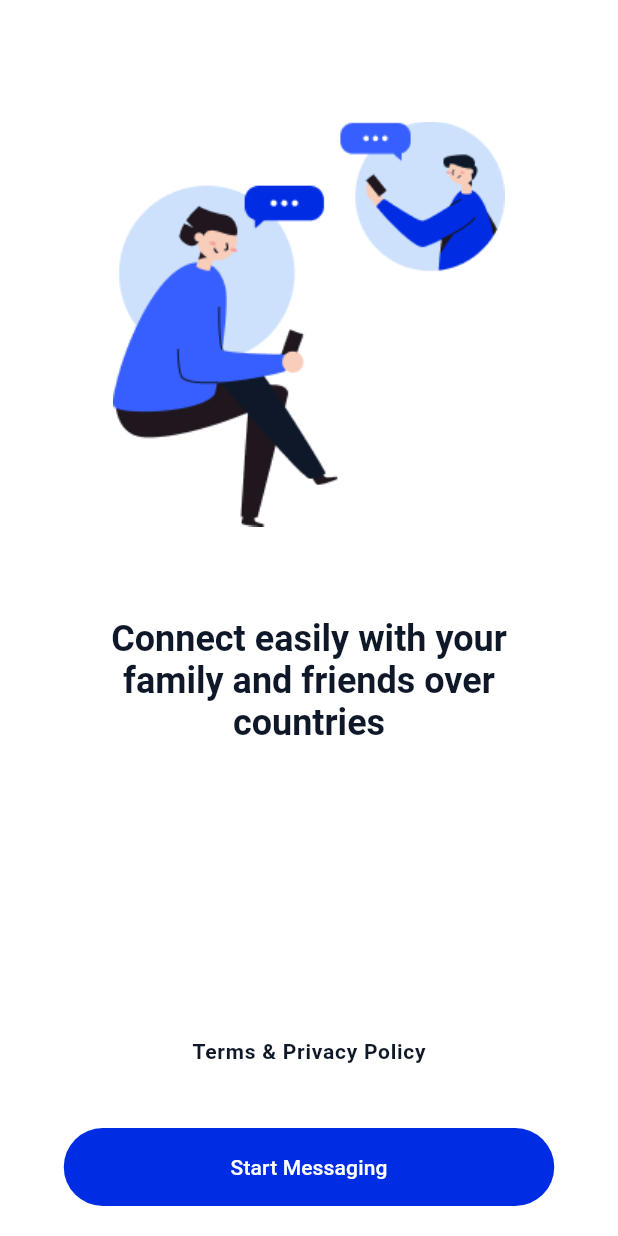
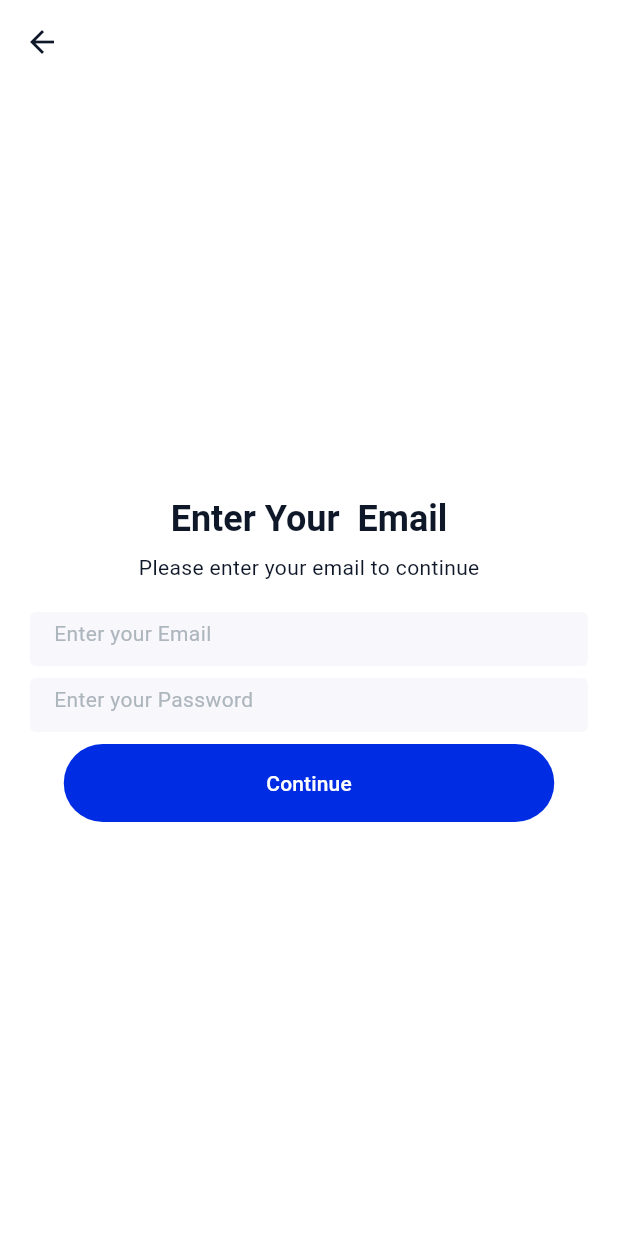
Before and after one commit to rubywai/chat_application_project, a Flutter app: the screen it shows after launch, after a tap on "Start Messaging", on a phone screen of 412 x 824 dp. Run offline on Flutter 3.47's test engine with Material 3 defaults, Android fonts, the phone set to English and light mode, and no system bars.

Commit message:
fix: auth screens done

```diff
--- /dev/null
+++ b/lib/common/const/routes.dart
@@ -0,0 +1,5 @@
+class Routes{
+  static const String signUp = "/signUp";
+  static const String optConfirm = "/otpConfirm";
+  static const String profile = "/profile";
+}
--- a/lib/common/widget/action_button.dart
+++ b/lib/common/widget/action_button.dart
@@ -17,7 +17,7 @@ class ActionButton extends StatelessWidget {
     return FilledButton(
       style: FilledButton.styleFrom(
         backgroundColor: brandColor.brandDefault,
-        foregroundColor: Theme.of(context).colorScheme.surface,
+        foregroundColor: brandColor.buttonText,
         minimumSize: const Size(327, 52),
         shape: const RoundedRectangleBorder(
           borderRadius: BorderRadius.all(Radius.circular(30)),
--- /dev/null
+++ b/lib/common/widget/my_text_field.dart
@@ -0,0 +1,30 @@
+import 'package:flutter/material.dart';
+
+import '../../features/theme/surface_color.dart';
+
+class MyTextField extends StatelessWidget {
+  const MyTextField({super.key, required this.hintText, this.controller,});
+  final String hintText;
+  final TextEditingController? controller;
+  @override
+  Widget build(BuildContext context) {
+    final theme = Theme.of(context);
+    final onSurfaceVariant = theme.colorScheme.onSurfaceVariant;
+    final surfaceExtension = theme.extension<MySurfaceColor>()!;
+    return SizedBox(
+      height: 36,
+      child: TextField(
+        controller: controller,
+        style: theme.textTheme.bodyMedium
+            ?.copyWith(color: onSurfaceVariant),
+        decoration: InputDecoration(
+            hintText: hintText,
+            filled: true,
+            fillColor: surfaceExtension.surfaceContainerHighest,
+            border: const OutlineInputBorder(
+              borderSide: BorderSide.none,
+            )),
+      ),
+    );
+  }
+}
--- /dev/null
+++ b/lib/features/auth/signup/ui/screen/sign_up_screen.dart
@@ -0,0 +1,68 @@
+import 'package:chat_application_tuto/common/const/routes.dart';
+import 'package:chat_application_tuto/common/widget/action_button.dart';
+import 'package:chat_application_tuto/common/widget/my_text_field.dart';
+import 'package:chat_application_tuto/features/theme/surface_color.dart';
+import 'package:chat_application_tuto/features/theme/text_extension.dart';
+import 'package:flutter/material.dart';
+
+class SignUpScreen extends StatefulWidget {
+  const SignUpScreen({super.key});
+
+  @override
+  State<SignUpScreen> createState() => _SignUpScreenState();
+}
+
+class _SignUpScreenState extends State<SignUpScreen> {
+  @override
+  Widget build(BuildContext context) {
+    final theme = Theme.of(context);
+    final surfaceColor = theme.colorScheme.surface;
+    final onSurfaceColor = theme.colorScheme.onSurface;
+    final onSurfaceVariant = theme.colorScheme.onSurfaceVariant;
+    final surfaceExtension = theme.extension<MySurfaceColor>()!;
+    // final MyTextExtension myTextTheme = theme.extension<MyTextExtension>()!;
+    return Scaffold(
+      backgroundColor: surfaceColor,
+      appBar: AppBar(
+        backgroundColor: surfaceColor,
+      ),
+      body: Center(
+        child: Padding(
+          padding: const EdgeInsets.all(20.0),
+          child: Column(
+            mainAxisAlignment: MainAxisAlignment.center,
+            children: [
+              Text(
+                'Enter Your  Email',
+                style: theme.textTheme.displayMedium?.copyWith(
+                  color: onSurfaceColor,
+                ),
+              ),
+              const SizedBox(
+                height: 8,
+              ),
+              Text(
+                'Please enter your email to continue',
+                style: theme.textTheme.bodyMedium?.copyWith(
+                  color: onSurfaceColor,
+                ),
+              ),
+              const SizedBox(height: 20,),
+              const MyTextField(hintText: 'Enter your Email',),
+              const SizedBox(
+                height: 8,
+              ),
+              const MyTextField(hintText: 'Enter your Password',),
+              const SizedBox(
+                height: 8,
+              ),
+              ActionButton(text: 'Continue', onPressed: () {
+                Navigator.pushNamed(context, Routes.optConfirm);
+              },)
+            ],
+          ),
+        ),
+      ),
+    );
+  }
+}
--- a/lib/features/splash/ui/screen/splash_screen.dart
+++ b/lib/features/splash/ui/screen/splash_screen.dart
@@ -1,3 +1,4 @@
+import 'package:chat_application_tuto/common/const/routes.dart';
 import 'package:chat_application_tuto/common/widget/action_button.dart';
 import 'package:chat_application_tuto/features/theme/surface_color.dart';
 import 'package:chat_application_tuto/features/theme/text_extension.dart';
@@ -55,11 +56,13 @@ class _SplashScreenState extends State<SplashScreen> {
                         color: colorScheme.onSurface,
                       ),
                     ),
-                   const SizedBox(height: 40,),
+                    const SizedBox(
+                      height: 40,
+                    ),
                     ActionButton(
                       text: 'Start Messaging',
                       onPressed: () {
-
+                        Navigator.pushNamed(context, Routes.signUp);
                       },
                     ),
                   ],
--- a/lib/features/theme/brand_color.dart
+++ b/lib/features/theme/brand_color.dart
@@ -3,20 +3,24 @@ import 'package:flutter/material.dart';
 class MyBrandColor extends ThemeExtension<MyBrandColor> {
   final Color brandBackground;
   final Color brandDefault;
+  final Color buttonText;
 
   MyBrandColor({
     required this.brandBackground,
     required this.brandDefault,
+    required this.buttonText,
   });
 
   @override
   ThemeExtension<MyBrandColor> copyWith({
     Color? brandBackground,
     Color? brandDefault,
+    Color? buttonText,
   }) {
     return MyBrandColor(
       brandBackground: brandBackground ?? this.brandBackground,
       brandDefault: brandDefault ?? this.brandDefault,
+      buttonText:  buttonText ?? this.buttonText,
     );
   }
 
@@ -26,6 +30,7 @@ class MyBrandColor extends ThemeExtension<MyBrandColor> {
     return MyBrandColor(
       brandBackground: brandBackground,
       brandDefault: brandDefault,
+      buttonText:  buttonText,
     );
   }
 }
--- a/lib/features/theme/theme.dart
+++ b/lib/features/theme/theme.dart
@@ -8,12 +8,17 @@ final lightTheme = ThemeData.light().copyWith(
   colorScheme: const ColorScheme.light().copyWith(
     surface: const Color(0xffFFFFFF),
     onSurface: const Color(0xff0F1828),
-      onSurfaceVariant: const Color(0xffF7F7FC),
-
+    onSurfaceVariant: const Color(0xffADB5BD),
   ),
   extensions: [
-    MySurfaceColor(surfaceContainerHighest: const Color(0xffF7F7FC),),
-    MyBrandColor(brandDefault: const Color(0xff002DE3), brandBackground: const Color(0xffD2D5F9),),
+    MySurfaceColor(
+      surfaceContainerHighest: const Color(0xffF7F7FC),
+    ),
+    MyBrandColor(
+      brandDefault: const Color(0xff002DE3),
+      brandBackground: const Color(0xffD2D5F9),
+      buttonText: const Color(0xffFFFFFF),
+    ),
     MyNeutralColor(neutralLine: const Color(0xffEDEDED)),
     MyTextExtension(),
   ],
@@ -27,8 +32,14 @@ final darkTheme = ThemeData.dark().copyWith(
     onSurfaceVariant: const Color(0xffADB5BD),
   ),
   extensions: [
-    MySurfaceColor(surfaceContainerHighest: const Color(0xff152033),),
-    MyBrandColor(brandDefault: const Color(0xff375FFF), brandBackground: const Color(0xffD2D5F9),),
+    MySurfaceColor(
+      surfaceContainerHighest: const Color(0xff152033),
+    ),
+    MyBrandColor(
+      brandDefault: const Color(0xff375FFF),
+      brandBackground: const Color(0xffD2D5F9),
+      buttonText: const Color(0xffFFFFFF),
+    ),
     MyNeutralColor(neutralLine: const Color(0xffF7F7FC)),
     MyTextExtension(),
   ],
@@ -41,11 +52,19 @@ const _textTheme = TextTheme(
     fontWeight: FontWeight.bold,
     fontSize: 32,
   ),
+  //heading2
   displayMedium: TextStyle(
     fontWeight: FontWeight.bold,
     fontSize: 24,
   ),
-    bodyLarge: TextStyle(fontWeight: FontWeight.w600,fontSize: 14,),
-    bodyMedium: TextStyle(fontWeight: FontWeight.normal,fontSize: 14,),
-
+  //body1
+  bodyLarge: TextStyle(
+    fontWeight: FontWeight.w600,
+    fontSize: 14,
+  ),
+  //body2
+  bodyMedium: TextStyle(
+    fontWeight: FontWeight.normal,
+    fontSize: 14,
+  ),
 );
--- a/lib/main.dart
+++ b/lib/main.dart
@@ -1,3 +1,7 @@
+import 'package:chat_application_tuto/common/const/routes.dart';
+import 'package:chat_application_tuto/features/auth/otpconfirm/ui/screen/otp_confirm_screen.dart';
+import 'package:chat_application_tuto/features/auth/signup/ui/screen/sign_up_screen.dart';
+import 'package:chat_application_tuto/features/profile/ui/screen/profile_screen.dart';
 import 'package:chat_application_tuto/features/splash/ui/screen/splash_screen.dart';
 import 'package:chat_application_tuto/features/theme/theme.dart';
 import 'package:flutter/material.dart';
@@ -17,6 +21,11 @@ class MyApp extends StatelessWidget {
       themeMode: ThemeMode.light,
       theme: lightTheme,
       darkTheme: darkTheme,
+      routes: {
+        Routes.signUp : (_) => const SignUpScreen(),
+        Routes.optConfirm : (_) => const OTPConfirmScreen(),
+        Routes.profile : (_) => const ProfileScreen(),
+      },
       home: const HomePage(),
     );
   }
```
Also changed, not shown: lib/features/auth/otpconfirm/ui/screen/otp_confirm_screen.dart (added, +129 -0 lines), lib/features/profile/ui/screen/profile_screen.dart (added, +91 -0 lines). Lines whose indentation alone changed are shown as unchanged.
